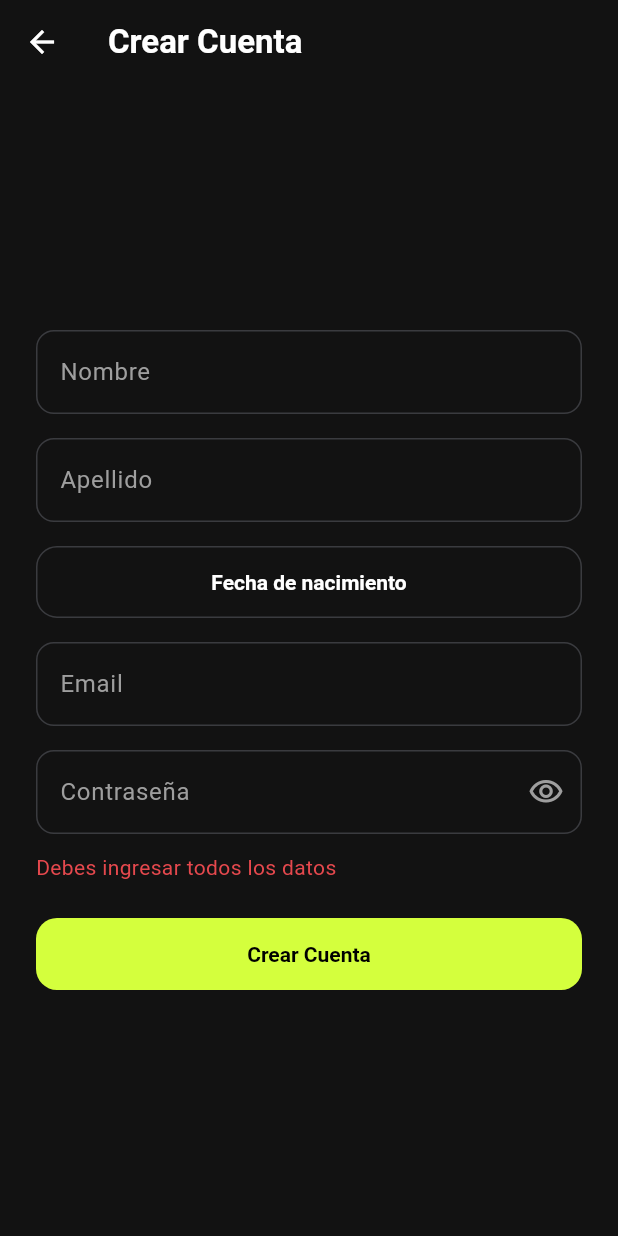
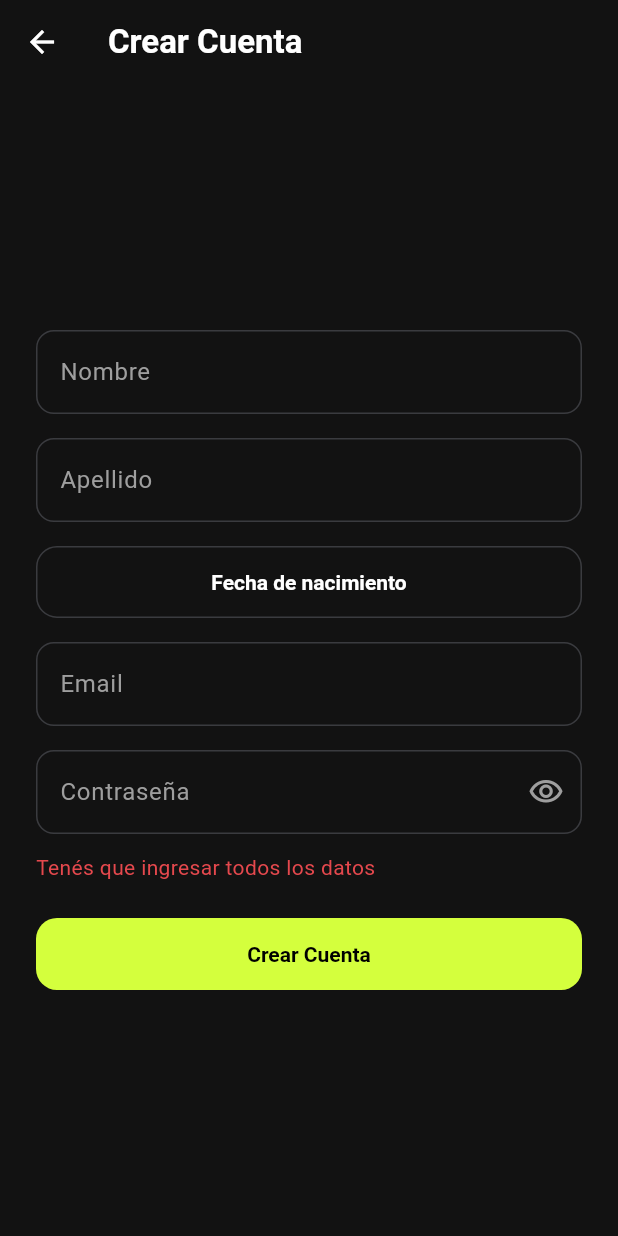
Before and after one commit to RamiroDAgnone/ClubRamiroDAgnone, a Flutter app: the RegisterScreen screen opened directly, after a tap on "Crear Cuenta", on a phone screen of 412 x 824 dp. Run offline on Flutter 3.47's test engine with Material 3 defaults, Android fonts, the phone set to English and light mode, and no system bars; our stand-ins replace firebase_auth, firebase_core; accounts and stored records are empty.

Commit message:
Firebase Connection - Register & Login

```diff
--- a/lib/screens/bookings/reservations_screen.dart
+++ b/lib/screens/bookings/reservations_screen.dart
@@ -45,6 +45,7 @@ class _ReservationsScreenState extends State<ReservationsScreen> {
                     loader: _service.getUpcomingReservations,
                     emptyText:
                         "No se encontraron próximas reservas asociadas a tu cuenta",
+                    canCancel: true,
                   ),
                   ReservationList(
                     loader: _service.getReservationHistory,
--- a/lib/screens/login/register_screen.dart
+++ b/lib/screens/login/register_screen.dart
@@ -1,4 +1,6 @@
 import "package:flutter/material.dart";
+import "../../services/auth_exceptions.dart";
+import "../../services/auth_service.dart";
 import "../../utils/date_formatter.dart";
 import "../../widgets/centered_form_layout.dart";
 import "../../widgets/form_error_text.dart";
@@ -16,6 +18,9 @@ class _RegisterScreenState extends State<RegisterScreen> {
   final _lastNameController = TextEditingController();
   final _emailController = TextEditingController();
   final _passwordController = TextEditingController();
+
+  final _authService = AuthService();
+  bool _isLoading = false;
 
   DateTime? _birthDate;
   String? _errorMessage;
@@ -41,26 +46,52 @@ class _RegisterScreenState extends State<RegisterScreen> {
     }
   }
 
-  void _onRegisterPressed() {
+    void _showError(String message) {
+    if (!mounted) return;
+    setState(() {
+      _errorMessage = message;
+      _isLoading = false;
+    });
+  }
+
+  Future<void> _onRegisterPressed() async {
     final hasEmptyField = _firstNameController.text.trim().isEmpty ||
         _lastNameController.text.trim().isEmpty ||
         _emailController.text.trim().isEmpty ||
         _passwordController.text.isEmpty ||
         _birthDate == null;
 
-    // Alternative flow 1 of CU-03: incomplete data.
     if (hasEmptyField) {
-      setState(() => _errorMessage = "Debes ingresar todos los datos");
+      setState(() => _errorMessage = "Tenés que ingresar todos los datos");
       return;
     }
 
-    setState(() => _errorMessage = null);
+    setState(() {
+      _errorMessage = null;
+      _isLoading = true;
+    });
 
-    // Temporary: later this will call the API to create the account.
-    ScaffoldMessenger.of(context).showSnackBar(
-      const SnackBar(content: Text("¡Cuenta creada correctamente!")),
-    );
-    Navigator.of(context).pop();
+    try {
+      await _authService.register(
+        email: _emailController.text.trim(),
+        password: _passwordController.text,
+      );
+      if (!mounted) return;
+      ScaffoldMessenger.of(context).showSnackBar(
+        const SnackBar(content: Text("¡Cuenta creada correctamente!")),
+      );
+      Navigator.of(context).pop();
+    } on EmailAlreadyInUseException {
+      _showError("Ya existe una cuenta registrada con ese email");
+    } on WeakPasswordException {
+      _showError("La contraseña tiene que tener al menos 6 caracteres");
+    } on InvalidEmailException {
+      _showError("El email no es válido");
+    } on NetworkException {
+      _showError("No hay conexión a internet. Revisá tu red e intentá de nuevo");
+    } catch (_) {
+      _showError("Hubo un error en el servidor. Intentá de nuevo más tarde");
+    }
   }
 
   @override
@@ -107,8 +138,14 @@ class _RegisterScreenState extends State<RegisterScreen> {
           FormErrorText(message: _errorMessage),
           const SizedBox(height: 24),
           FilledButton(
-            onPressed: _onRegisterPressed,
-            child: const Text("Crear Cuenta"),
+            onPressed: _isLoading ? null : _onRegisterPressed,
+            child: _isLoading
+                ? const SizedBox(
+                    height: 20,
+                    width: 20,
+                    child: CircularProgressIndicator(strokeWidth: 2),
+                  )
+                : const Text("Crear Cuenta"),
           ),
         ],
       ),
--- /dev/null
+++ b/lib/services/auth_exceptions.dart
@@ -0,0 +1,23 @@
+// The email is already registered.
+class EmailAlreadyInUseException implements Exception {
+  const EmailAlreadyInUseException();
+}
+
+// The password is too weak (Firebase requires at least 6 characters).
+class WeakPasswordException implements Exception {
+  const WeakPasswordException();
+}
+
+class InvalidEmailException implements Exception {
+  const InvalidEmailException();
+}
+
+// The device has no internet connection.
+class NetworkException implements Exception {
+  const NetworkException();
+}
+
+// Wrong email or password.
+class InvalidCredentialsException implements Exception {
+  const InvalidCredentialsException();
+}
--- a/pubspec.yaml
+++ b/pubspec.yaml
@@ -7,6 +7,8 @@ environment:
   sdk: ^3.13.3
 
 dependencies:
+  firebase_auth: ^7.0.1
+  firebase_core: ^5.1.0
   flutter:
     sdk: flutter
 
```
Also changed, not shown: lib/main.dart (+8 -2 lines), lib/models/reservation.dart (+16 -0 lines), lib/screens/bookings/reservation_list.dart (+33 -0 lines), lib/screens/login/login_screen.dart (+40 -8 lines), lib/services/auth_service.dart (added, +56 -0 lines), lib/services/reservation_service.dart (+30 -0 lines), lib/widgets/cancel_reservation_dialog.dart (added, +53 -0 lines), lib/widgets/reservation_card.dart (+17 -0 lines), firebase.json (added), lib/firebase_options.dart (added), pubspec.lock, 6 other files.
